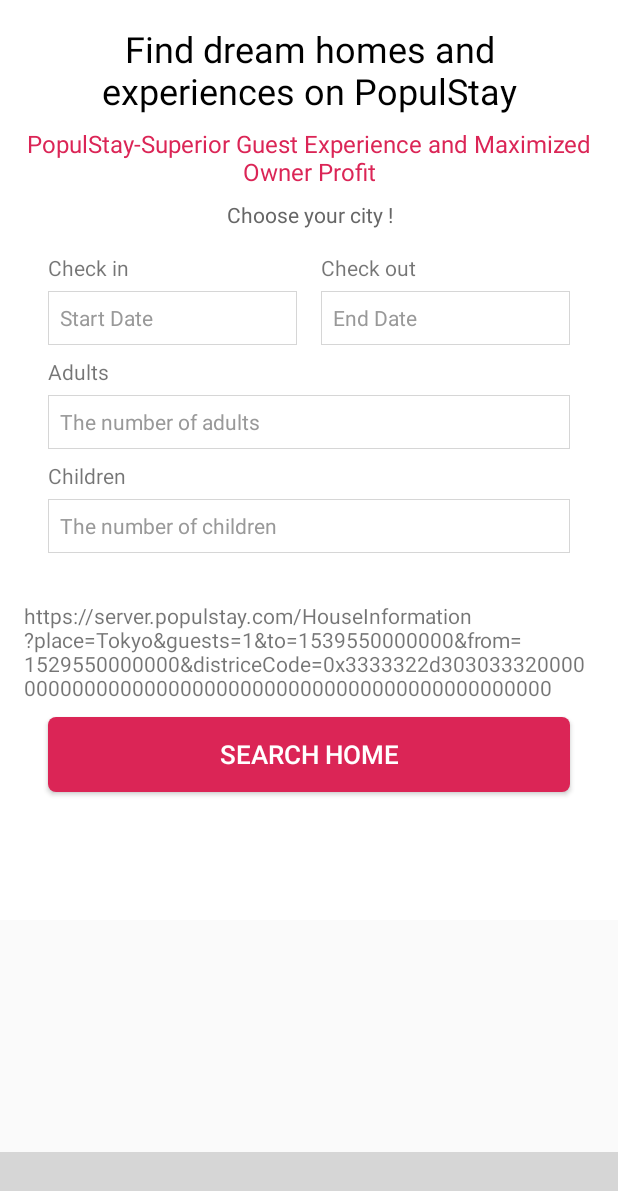
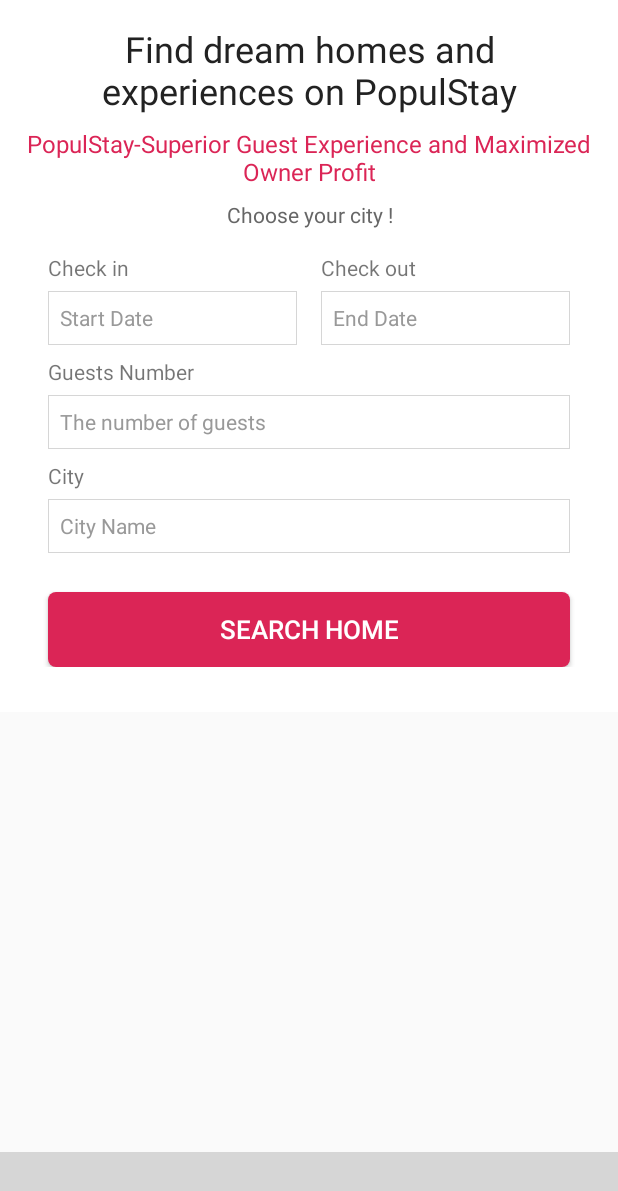
Before and after one commit to PopulStay/androidMVP, an Android app: the screen it shows after launch (MainActivity), after a tap on "SEARCH HOME", on a phone screen of 412 x 824 dp. Shown: the top 1191 px of the screen. Run offline under Robolectric (Android 15) with nearby library versions, the phone set to English and light mode, and no system bars; libraries missing offline, so code that uses them is left out: com.orhanobut.logger, com.roughike.bottombar, org.xutils.x; plain views replace BottomBar; 6 statements that could not run were skipped; grey boxes are pictures that could not be loaded.

Commit message:
Update User Interface at Homepage

```diff
--- a/app/src/main/java/com/populstay/app/fragment/MainExploreFragment.java
+++ b/app/src/main/java/com/populstay/app/fragment/MainExploreFragment.java
@@ -1,20 +1,14 @@
 package com.populstay.app.fragment;
 
 import android.os.Bundle;
-import android.util.Log;
 import android.view.LayoutInflater;
 import android.view.View;
 import android.view.ViewGroup;
 import android.widget.Button;
 import android.widget.EditText;
-import android.widget.TextView;
 
 import com.populstay.app.R;
 import com.populstay.app.base.BaseFragment;
-
-import org.xutils.common.Callback;
-import org.xutils.http.RequestParams;
-import org.xutils.x;
 
 /**
  * 底部导航栏“探索” Fragment
@@ -28,8 +22,6 @@ public class MainExploreFragment extends BaseFragment implements View.OnClickLis
 	private EditText mEtAdults;
 	private EditText mEtChildren;
 	private Button mBtnSearch;
-	private TextView mTvResult;
-	private TextView mTvUrl;
 
 	@Override
 	public View onCreateView(LayoutInflater inflater, ViewGroup container, Bundle savedInstanceState) {
@@ -46,8 +38,6 @@ public class MainExploreFragment extends BaseFragment implements View.OnClickLis
 		mEtAdults = view.findViewById(R.id.et_adults);
 		mEtChildren = view.findViewById(R.id.et_children);
 		mBtnSearch = view.findViewById(R.id.btn_search_home);
-		mTvResult = view.findViewById(R.id.tv_result);
-		mTvUrl = view.findViewById(R.id.tv_url);
 	}
 
 	private void setListener() {
@@ -56,36 +46,6 @@ public class MainExploreFragment extends BaseFragment implements View.OnClickLis
 
 	@Override
 	public void onClick(View view) {
-
-		String url = "https://server.populstay.com/HouseInformation?place=Tokyo&guests=1&to=1539550000000&from=1529550000000&districeCode=0x3333322d30303332000000000000000000000000000000000000000000000000";
-		mTvUrl.setText(url);
-		RequestParams params = new RequestParams(url);
-		x.http().get(params, new Callback.CacheCallback<String>() {
-			@Override
-			public boolean onCache(String result) {
-				return false;
-			}
-
-			@Override
-			public void onSuccess(String result) {
-//				mTvResult.setText(result);
-				Log.d("result: ",  result);
-			}
-
-			@Override
-			public void onError(Throwable ex, boolean isOnCallback) {
-				Log.d("FAIL", ex + " " + isOnCallback);
-			}
-
-			@Override
-			public void onCancelled(CancelledException cex) {
-
-			}
-
-			@Override
-			public void onFinished() {
-
-			}
-		});
+		myToast("Search Home");
 	}
 }
--- a/app/src/main/res/layout/fragment_main_explore.xml
+++ b/app/src/main/res/layout/fragment_main_explore.xml
@@ -1,20 +1,10 @@
 <?xml version="1.0" encoding="utf-8"?>
-<LinearLayout
-    xmlns:android="http://schemas.android.com/apk/res/android"
-    xmlns:app="http://schemas.android.com/apk/res-auto"
-    xmlns:tools="http://schemas.android.com/tools"
-    android:layout_width="match_parent"
-    android:layout_height="match_parent"
-    android:orientation="vertical"
-    app:layout_behavior="@string/appbar_scrolling_view_behavior"
-    tools:context="com.jerryjerry.jerryme.activity.MainActivity"
-    tools:showIn="@layout/app_bar_main">
-
-    <!--<Button-->
-    <!--android:id="@+id/btn_album_pick"-->
-    <!--android:layout_width="match_parent"-->
-    <!--android:text="相册选择 9 张图片"-->
-    <!--android:layout_height="wrap_content"/>-->
+<LinearLayout xmlns:android="http://schemas.android.com/apk/res/android"
+              xmlns:app="http://schemas.android.com/apk/res-auto"
+              android:layout_width="match_parent"
+              android:layout_height="match_parent"
+              android:orientation="vertical"
+              app:layout_behavior="@string/appbar_scrolling_view_behavior">
 
     <ScrollView
         android:layout_width="match_parent"
@@ -24,9 +14,9 @@
         <LinearLayout
             android:layout_width="match_parent"
             android:layout_height="wrap_content"
-            android:background="#ffffff"
+            android:background="@color/white"
             android:orientation="vertical"
-            android:paddingBottom="50dp"
+            android:paddingBottom="30dp"
             android:paddingLeft="16dp"
             android:paddingRight="16dp">
 
@@ -41,7 +31,7 @@
                     android:layout_height="wrap_content"
                     android:gravity="center"
                     android:text="Find dream homes and experiences on PopulStay"
-                    android:textColor="#000000"
+                    android:textColor="@color/text_gray_dark"
                     android:textSize="24sp"/>
 
                 <TextView
@@ -202,7 +192,7 @@
                     <TextView
                         android:layout_width="wrap_content"
                         android:layout_height="wrap_content"
-                        android:text="Adults"/>
+                        android:text="Guests Number"/>
 
                     <RelativeLayout
                         android:layout_width="match_parent"
@@ -234,12 +224,12 @@
                             android:background="@color/gray_line"/>
 
                         <EditText
-                            android:id="@+id/et_adults"
+                            android:id="@+id/et_guests_num"
                             android:layout_width="match_parent"
                             android:layout_height="match_parent"
                             android:background="@null"
                             android:digits="1234567890"
-                            android:hint="The number of adults"
+                            android:hint="The number of guests"
                             android:inputType="phone"
                             android:padding="8dp"
                             android:textColor="@color/text_gray_medium"
@@ -259,7 +249,7 @@
                     <TextView
                         android:layout_width="wrap_content"
                         android:layout_height="wrap_content"
-                        android:text="Children"/>
+                        android:text="City"/>
 
                     <RelativeLayout
                         android:layout_width="match_parent"
@@ -291,13 +281,11 @@
                             android:background="@color/gray_line"/>
 
                         <EditText
-                            android:id="@+id/et_children"
+                            android:id="@+id/et_city"
                             android:layout_width="match_parent"
                             android:layout_height="match_parent"
                             android:background="@null"
-                            android:digits="1234567890"
-                            android:hint="The number of children"
-                            android:inputType="phone"
+                            android:hint="City Name"
                             android:padding="8dp"
                             android:textColor="@color/text_gray_medium"
                             android:textColorHint="@color/text_gray_light"
@@ -309,24 +297,12 @@
 
             </LinearLayout>
 
-            <TextView
-                android:id="@+id/tv_url"
-                android:layout_width="match_parent"
-                android:layout_height="wrap_content"
-                android:layout_marginTop="16dp"/>
-
             <Button
                 android:id="@+id/btn_search_home"
                 style="@style/btn_style_main"
                 android:layout_marginTop="10dp"
                 android:text="SEARCH HOME"/>
 
-            <TextView
-                android:id="@+id/tv_result"
-                android:layout_width="match_parent"
-                android:layout_height="wrap_content"
-                android:layout_marginTop="16dp"/>
-
         </LinearLayout>
 
     </ScrollView>
```
